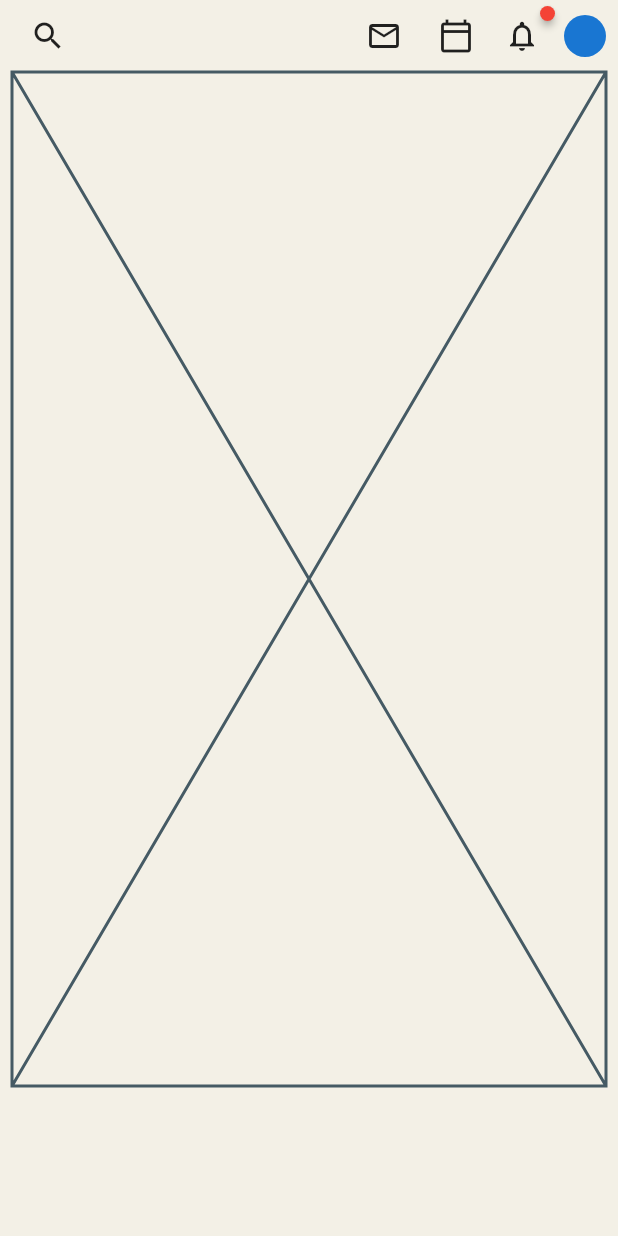
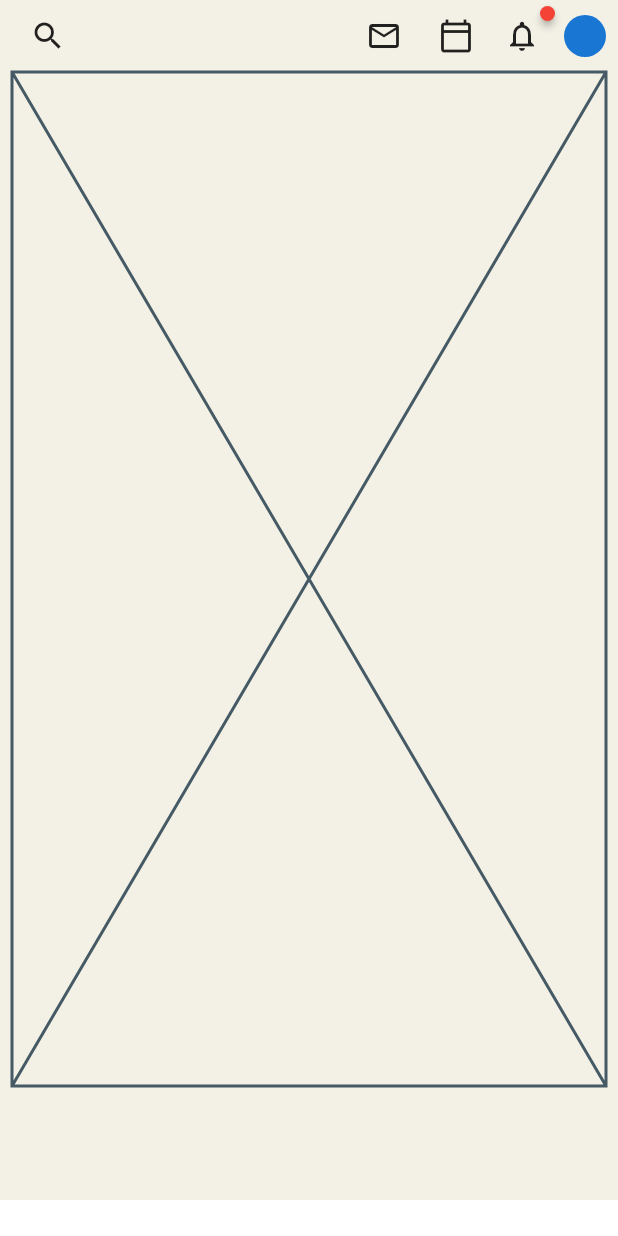
Before and after one commit to JAICHANGPARK/flutter_notebook_11th_story, a Flutter app: the screen it shows after launch, on a phone screen of 412 x 824 dp. Run offline on Flutter 3.47's test engine with Material 2 defaults, Android fonts, the phone set to English and light mode, and no system bars; drawn by our look-alikes of badges.

Commit message:
Update clubhouse_home_page.dart

```diff
--- a/lib/ep701_clubhouse/ui/clubhouse_home_page.dart
+++ b/lib/ep701_clubhouse/ui/clubhouse_home_page.dart
@@ -44,11 +44,25 @@ class _ClubhouseHomePageState extends State<ClubhouseHomePage> {
                   )
                 ],
               )),
-          Positioned(child: Placeholder(),
-          bottom: 100,
-          left: 8,
-          top: 48,
-          right: 8,)
+          Positioned(
+            child: Placeholder(),
+            bottom: 100,
+            left: 8,
+            top: 48,
+            right: 8,
+          ),
+          Positioned(
+            child: Container(
+              height: 24,
+
+              decoration: BoxDecoration(
+                color: Colors.white,
+              ),
+            ),
+            bottom: 0,
+            left: 0,
+            right: 0,
+          )
         ],
       )),
     );
```
